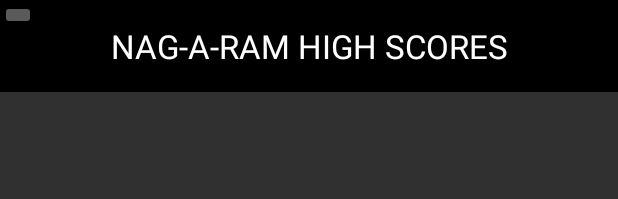
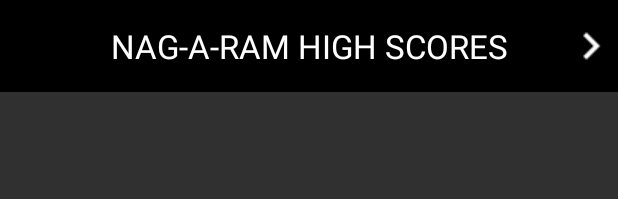
Before and after one commit to chicxulub/CS399-Anagrams, an Android app: the layout activity_scoreboard.xml on its own in the app's theme, with its tools: preview values and no code run, on a phone screen of 412 x 824 dp. Shown: the top 199 px of the screen. Run offline under Robolectric (Android 15) with nearby library versions, the phone set to English and light mode, and no system bars.

Commit message:
Added home intent to scoreboard

```diff
--- a/app/src/main/res/layout/activity_scoreboard.xml
+++ b/app/src/main/res/layout/activity_scoreboard.xml
@@ -15,8 +15,15 @@
         android:textAppearance="@android:style/TextAppearance.Large"/>
 
     <ImageButton
+        android:id="@+id/goHome"
         android:layout_width="wrap_content"
-        android:layout_height="wrap_content" />
+        android:layout_height="wrap_content"
+        android:layout_alignTop="@+id/scoreboard_title"
+        android:layout_alignBottom="@+id/scoreboard_title"
+        android:src="@drawable/ic_chevron_right_white_24dp"
+        android:layout_alignParentEnd="true"
+        android:layout_alignParentRight="true"
+        android:background="@color/transparent"/>
     <ListView
         android:layout_below="@id/scoreboard_title"
         android:id="@+id/listview_scoreboard"
--- a/app/src/main/res/values/colors.xml
+++ b/app/src/main/res/values/colors.xml
@@ -4,4 +4,6 @@
     <color name="green">#FF60B543</color>
     <color name="red">#cb3838</color>
     <color name="black">#000</color>
+    <color name="transparent">#00000000</color>
+
 </resources>
```
Also changed, not shown: app/src/main/java/chicxulub/nagaram/ScoreboardActivity.java (+15 -1 lines), app/src/main/res/drawable/ic_chevron_right_white_24dp.png (added).
